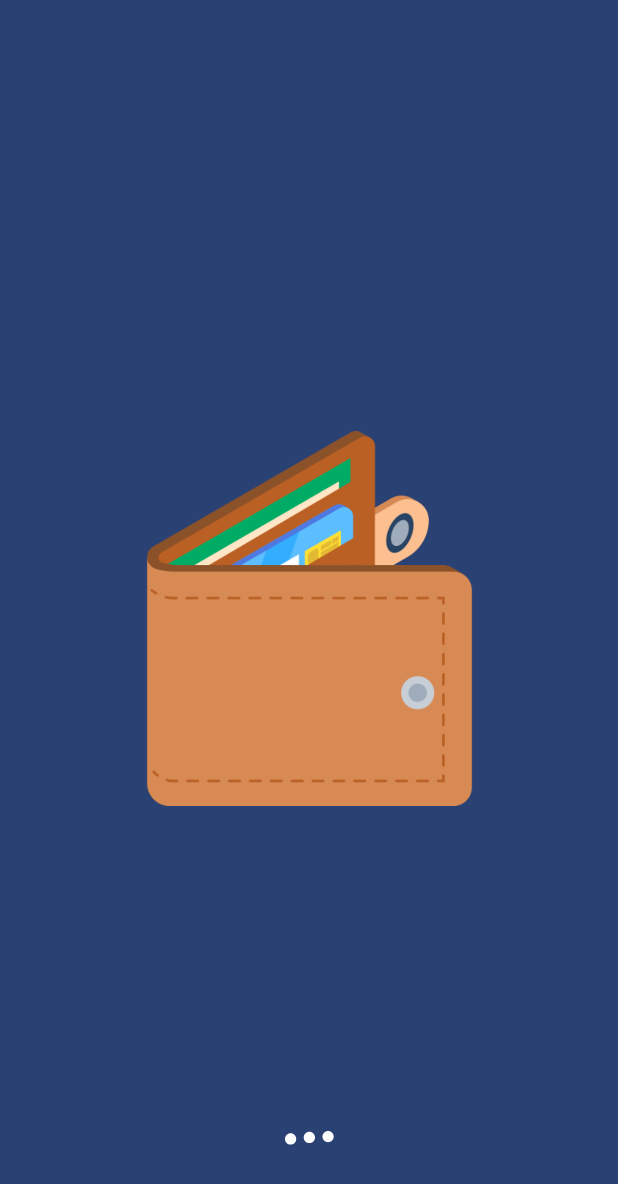
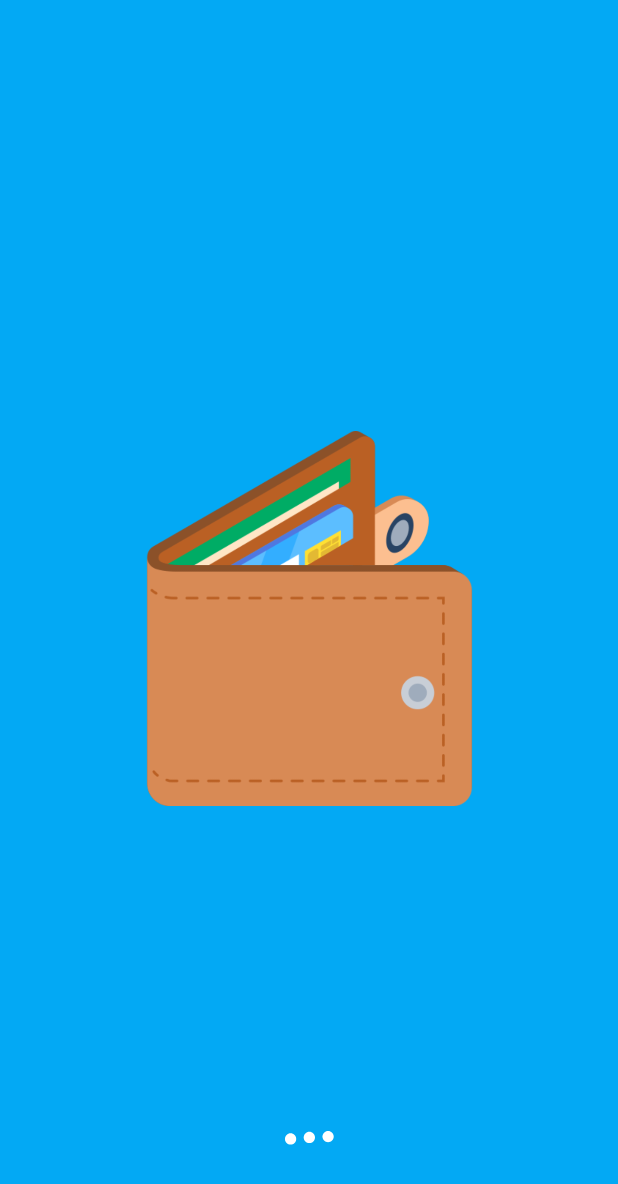
Before and after one commit to Amirhossein-mousavi/DocumentBag, an Android app built with Jetpack Compose: the first screen one second after launch (MainActivity), on a phone screen of 412 x 824 dp. Shown: the top 1184 px of the screen. Run offline under Robolectric (Android 15) with nearby library versions, the light colour scheme and no system bars.

Commit message:
fix colors

```diff
--- a/app/src/main/java/ir/reversedev/documentbag/ui/screen/SplashScreen.kt
+++ b/app/src/main/java/ir/reversedev/documentbag/ui/screen/SplashScreen.kt
@@ -17,6 +17,7 @@ import androidx.navigation.NavHostController
 import ir.reversedev.documentbag.R
 import ir.reversedev.documentbag.navigation.Screen
 import ir.reversedev.documentbag.ui.components.Loading3dots
+import ir.reversedev.documentbag.ui.theme.primaryColor
 import kotlinx.coroutines.delay
 
 @Composable
@@ -32,7 +33,7 @@ fun SplashScreen(navController: NavHostController) {
 fun Splash() {
     Box(
         modifier = Modifier
-            .background(MaterialTheme.colorScheme.primary)
+            .background(MaterialTheme.colorScheme.primaryColor)
             .fillMaxSize(),
         contentAlignment = Alignment.Center
     )
@@ -43,10 +44,11 @@ fun Splash() {
             modifier = Modifier.size(250.dp)
         )
     }
-    Box(modifier = Modifier
-        .fillMaxSize()
-        .padding(20.dp) ,
-    contentAlignment = Alignment.BottomCenter
+    Box(
+        modifier = Modifier
+            .fillMaxSize()
+            .padding(20.dp),
+        contentAlignment = Alignment.BottomCenter
     ) {
         Loading3dots(isDark = false)
     }
--- a/app/src/main/java/ir/reversedev/documentbag/ui/theme/Color.kt
+++ b/app/src/main/java/ir/reversedev/documentbag/ui/theme/Color.kt
@@ -1,6 +1,6 @@
 package ir.reversedev.documentbag.ui.theme
 
-import android.provider.CalendarContract.Colors
+import androidx.compose.material3.ColorScheme
 import androidx.compose.runtime.Composable
 import androidx.compose.ui.graphics.Color
 
@@ -13,12 +13,12 @@ val PurpleGrey40 = Color(0xFF625b71)
 val Pink40 = Color(0xFF7D5260)
 
 
-val Colors.primaryColor : Color
-@Composable
-get() = Color(0xFF03A9F4)
-val Colors.primaryVariantColor : Color
+val ColorScheme.primaryColor: Color
+    @Composable
+    get() = Color(0xFF03A9F4)
+val ColorScheme.primaryVariantColor: Color
     @Composable
     get() = Color(0xFF0277BD)
-val Colors.onPrimaryColor : Color
+val ColorScheme.onPrimaryColor: Color
     @Composable
     get() = Color(0xFFFFFFFF)
```
